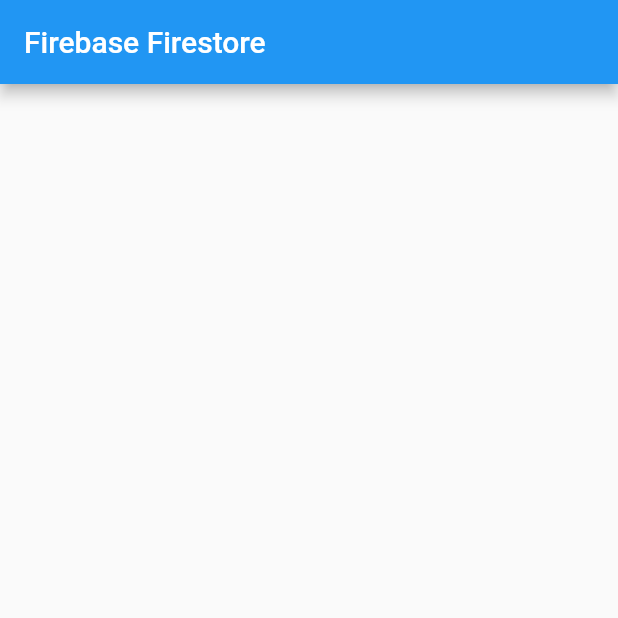
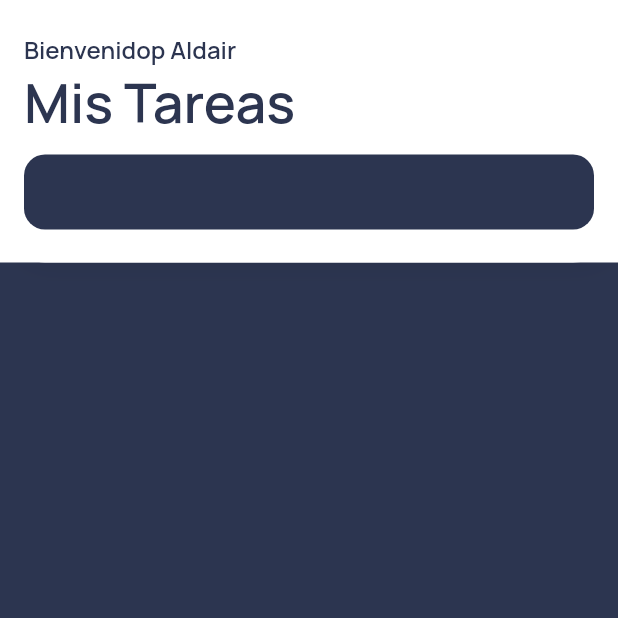
Before and after one commit to Aldairtunq/tasks, a Flutter app: the screen it shows after launch, on a phone screen of 412 x 824 dp, the top half of it. Run offline on Flutter 3.47's test engine with Material 2 defaults, Android fonts, the phone set to English and light mode, and no system bars; our stand-ins replace cloud_firestore, firebase_core, google_fonts; missing offline and left inert: dart:html; accounts and stored records are empty.

Commit message:
video 11 completo

```diff
--- a/lib/main.dart
+++ b/lib/main.dart
@@ -1,5 +1,6 @@
 import 'package:firebase_core/firebase_core.dart';
 import 'package:flutter/material.dart';
+import 'package:google_fonts/google_fonts.dart';
 import 'package:tasks/pages/home_page.dart';
 
 void main(List<String> args) async {
@@ -16,6 +17,8 @@ class MyApp extends StatelessWidget {
     return MaterialApp(
       title: "tasks firesbase",
       debugShowCheckedModeBanner: false,
+      debugShowMaterialGrid: false,
+      theme: ThemeData(textTheme: GoogleFonts.manropeTextTheme()),
       home: HomePage(),
     );
   }
--- a/lib/pages/home_page.dart
+++ b/lib/pages/home_page.dart
@@ -2,6 +2,9 @@ import 'dart:html';
 
 import 'package:cloud_firestore/cloud_firestore.dart';
 import 'package:flutter/material.dart';
+import 'package:tasks/ui/widgets/general/colors.dart';
+import 'package:tasks/ui/widgets/general_widgets.dart';
+import 'package:tasks/ui/widgets/textfield_search_widgets.dart';
 
 class HomePage extends StatelessWidget {
   CollectionReference taskReference =
@@ -10,32 +13,79 @@ class HomePage extends StatelessWidget {
   @override
   Widget build(BuildContext context) {
     return Scaffold(
-      appBar: AppBar(
-        title: Text("Firebase Firestore"),
-      ),
-      body: StreamBuilder(
-        stream: taskReference.snapshots(),
-        builder: (BuildContext context, AsyncSnapshot snap) {
-          if (snap.hasData) {
-            QuerySnapshot collection = snap.data;
-            List<QueryDocumentSnapshot> docs = collection.docs;
-            List<Map<String, dynamic>> docsMap =
-                docs.map((e) => e.data() as Map<String, dynamic>).toList();
-            print(docsMap);
-            return ListView.builder(
-              itemCount: docsMap.length,
-              itemBuilder: (BuildContext context, int index) {
-                return ListTile(
-                  title: Text(docsMap[index]["title"]),
-                );
-              },
-            );
-          }
-          return Center(
-            child: CircularProgressIndicator(),
-          );
-        },
-      ),
-    );
+        backgroundColor: kBrandSecondaryColor,
+        body: SingleChildScrollView(
+          child: Column(
+            children: [
+              Container(
+                padding: const EdgeInsets.symmetric(
+                    horizontal: 16.0, vertical: 22.0),
+                width: double.infinity,
+                decoration: BoxDecoration(
+                    color: Colors.white,
+                    borderRadius: const BorderRadius.only(
+                      bottomRight: Radius.circular(30.0),
+                      bottomLeft: Radius.circular(30.0),
+                    ),
+                    boxShadow: [
+                      BoxShadow(
+                        color: Colors.black.withOpacity(0.05),
+                        blurRadius: 12,
+                        offset: const Offset(4, 4),
+                      ),
+                    ]),
+                color: Colors.white,
+                child: SafeArea(
+                  child: Column(
+                      crossAxisAlignment: CrossAxisAlignment.start,
+                      children: [
+                        Text(
+                          "Bienvenidop Aldair",
+                          style: TextStyle(
+                            fontSize: 16.0,
+                            fontWeight: FontWeight.w600,
+                            color: kBrandPrimaryColor,
+                          ),
+                        ),
+                        Text(
+                          "Mis Tareas",
+                          style: TextStyle(
+                            fontSize: 36.0,
+                            fontWeight: FontWeight.w600,
+                            color: kBrandPrimaryColor,
+                          ),
+                        ),
+                        divider10(),
+                        TextFliedSearchWidget(),
+                      ]),
+                ),
+              ),
+            ],
+          ),
+        )
+        // body: StreamBuilder(
+        //   stream: taskReference.snapshots(),
+        //   builder: (BuildContext context, AsyncSnapshot snap) {
+        //     if (snap.hasData) {
+        //       QuerySnapshot collection = snap.data;
+        //       List<QueryDocumentSnapshot> docs = collection.docs;
+        //       List<Map<String, dynamic>> docsMap =
+        //           docs.map((e) => e.data() as Map<String, dynamic>).toList();
+        //       print(docsMap);
+        //       return ListView.builder(
+        //         itemCount: docsMap.length,
+        //         itemBuilder: (BuildContext context, int index) {
+        //           return ListTile(
+        //             title: Text(docsMap[index]["title"]),
+        //           );
+        //         },
+        //       );
+        //     }
+        //     return Center(
+        //       child: CircularProgressIndicator(),
+        //     );
+        //   },
+        // ),
+        );
   }
 }
--- /dev/null
+++ b/lib/ui/widgets/general/colors.dart
@@ -0,0 +1,4 @@
+import 'dart:ui';
+
+Color kBrandPrimaryColor = const Color(0xff2C3550);
+Color kBrandSecondaryColor = const Color(0xff2C3550);
--- /dev/null
+++ b/lib/ui/widgets/general_widgets.dart
@@ -0,0 +1,15 @@
+import 'package:flutter/cupertino.dart';
+import 'package:flutter/material.dart';
+import 'package:flutter/material.dart';
+
+Widget divider3() => const SizedBox(height: 3);
+Widget divider6() => const SizedBox(height: 6);
+Widget divider10() => const SizedBox(height: 10);
+Widget divider20() => const SizedBox(height: 20);
+Widget divider30() => const SizedBox(height: 30);
+Widget divider40() => const SizedBox(height: 40);
+
+Widget divider3Width() => const SizedBox(height: 3);
+Widget divider6Width() => const SizedBox(height: 6);
+Widget divider10Width() => const SizedBox(height: 10);
+Widget divider20Width() => const SizedBox(height: 20);
--- /dev/null
+++ b/lib/ui/widgets/textfield_search_widgets.dart
@@ -0,0 +1,34 @@
+import 'package:flutter/material.dart';
+import 'package:tasks/ui/widgets/general/colors.dart';
+
+class TextFliedSearchWidget extends StatelessWidget {
+  const TextFliedSearchWidget({super.key});
+
+  @override
+  Widget build(BuildContext context) {
+    return TextField(
+      decoration: InputDecoration(
+          contentPadding:
+              const EdgeInsets.symmetric(horizontal: 12.0, vertical: 14.0),
+          prefixIcon: Icon(Icons.search,
+              size: 20.0, color: kBrandPrimaryColor.withOpacity(8.6)),
+          hintText: "Buscar tarea...",
+          hintStyle: TextStyle(
+              fontSize: 14.0, color: kBrandPrimaryColor.withOpacity(8.6)),
+          filled: true,
+          fillColor: kBrandSecondaryColor,
+          focusedBorder: OutlineInputBorder(
+            borderRadius: BorderRadius.circular(
+              14.0,
+            ),
+            borderSide: BorderSide.none,
+          ),
+          enabledBorder: OutlineInputBorder(
+            borderRadius: BorderRadius.circular(
+              14.0,
+            ),
+            borderSide: BorderSide.none,
+          )),
+    );
+  }
+}
--- a/pubspec.yaml
+++ b/pubspec.yaml
@@ -38,7 +38,7 @@ dependencies:
   cupertino_icons: ^1.0.2
   firebase_core: ^2.3.0
   cloud_firestore: ^4.1.0
-
+  google_fonts: ^3.0.1
 
 dev_dependencies:
   flutter_test:
```
Also changed, not shown: pubspec.lock, 1 other file.
